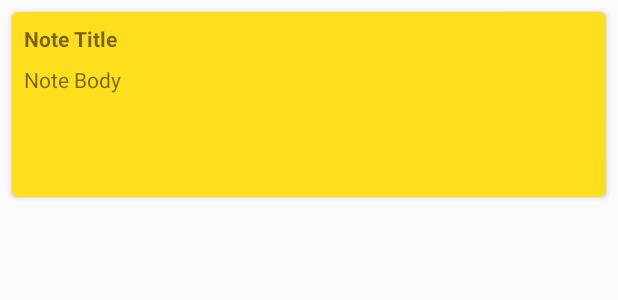
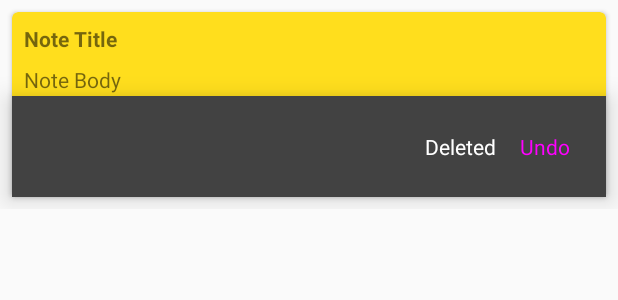
Before and after one commit to noln/node-notes, an Android app: the layout my_text_view.xml on its own in the app's theme, with its tools: preview values and no code run, on a phone screen of 412 x 824 dp. Shown: the top 300 px of the screen. Run offline under Robolectric (Android 15) with nearby library versions, the phone set to English and light mode, and no system bars.

```diff
--- a/app/build.gradle
+++ b/app/build.gradle
@@ -42,5 +42,8 @@ dependencies {
     compile 'com.android.support:cardview-v7:25.3.1'
     compile 'com.android.support:recyclerview-v7:25.3.1'
 
+    //compile 'com.hudomju:swipe-to-dismiss-undo:1.0'
+    compile 'com.github.hudomju:android-swipe-to-dismiss-undo:master'
+
     testCompile 'junit:junit:4.12'
 }
--- a/app/src/main/AndroidManifest.xml
+++ b/app/src/main/AndroidManifest.xml
@@ -8,7 +8,6 @@
     android:allowBackup="true"
     android:icon="@mipmap/ic_launcher"
     android:label="@string/app_name"
-    android:roundIcon="@mipmap/ic_launcher_round"
     android:name=".NodeNotes"
     android:supportsRtl="true"
     android:theme="@style/AppTheme">
--- a/app/src/main/java/io/jammy/nodenotes/Api.java
+++ b/app/src/main/java/io/jammy/nodenotes/Api.java
@@ -2,10 +2,12 @@ package io.jammy.nodenotes;
 
 import java.util.List;
 import retrofit2.Call;
+import retrofit2.http.DELETE;
 import retrofit2.http.Field;
 import retrofit2.http.FormUrlEncoded;
 import retrofit2.http.GET;
 import retrofit2.http.POST;
+import retrofit2.http.Path;
 
 public interface Api {
 
@@ -15,4 +17,7 @@ public interface Api {
   @FormUrlEncoded
   @POST ("notes/")
   Call<Note> createNote(@Field ("title") String title, @Field ("body") String body);
+
+  @DELETE("notes/{id}")
+  Call<String> removeNote(@Path ("id") String id);
 }
--- a/app/src/main/res/layout/my_text_view.xml
+++ b/app/src/main/res/layout/my_text_view.xml
@@ -1,9 +1,9 @@
 <?xml version="1.0" encoding="utf-8"?>
 <android.support.constraint.ConstraintLayout xmlns:android="http://schemas.android.com/apk/res/android"
   xmlns:card_view="http://schemas.android.com/apk/res-auto"
+  xmlns:tools="http://schemas.android.com/tools"
   android:layout_width="match_parent"
-  android:layout_height="wrap_content"
-  xmlns:tools="http://schemas.android.com/tools">
+  android:layout_height="wrap_content">
 
   <!-- A CardView that contains a TextView -->
   <android.support.v7.widget.CardView xmlns:card_view="http://schemas.android.com/apk/res-auto"
@@ -24,35 +24,71 @@
       android:layout_height="match_parent">
 
       <TextView
-      tools:text="Note Title"
         android:id="@+id/title"
         android:textStyle="bold"
         android:layout_width="0dp"
         android:layout_height="wrap_content"
+        android:layout_marginTop="8dp"
+        android:layout_marginStart="8dp"
+        android:layout_marginEnd="8dp"
+        card_view:layout_constraintLeft_toLeftOf="parent"
+        card_view:layout_constraintRight_toRightOf="parent"
         card_view:layout_constraintTop_toTopOf="parent"
-      android:layout_marginTop="8dp"
-      android:layout_marginEnd="8dp"
-      card_view:layout_constraintRight_toRightOf="parent"
-      android:layout_marginStart="8dp"
-      card_view:layout_constraintLeft_toLeftOf="parent" />
+        tools:text="Note Title" />
 
       <TextView
-      tools:text="Note Body"
         android:id="@+id/body"
         android:layout_width="0dp"
         android:layout_height="wrap_content"
+        android:layout_marginTop="8dp"
+        android:layout_marginBottom="8dp"
+        android:layout_marginStart="8dp"
+        android:layout_marginEnd="8dp"
         android:minHeight="80dp"
         card_view:layout_constraintBottom_toBottomOf="parent"
-      android:layout_marginTop="8dp"
+        card_view:layout_constraintLeft_toLeftOf="parent"
+        card_view:layout_constraintRight_toRightOf="parent"
         card_view:layout_constraintTop_toBottomOf="@+id/title"
-      android:layout_marginEnd="8dp"
-      android:layout_marginBottom="8dp"
-      card_view:layout_constraintRight_toRightOf="parent"
-      android:layout_marginStart="8dp"
-      card_view:layout_constraintLeft_toLeftOf="parent" />
+        tools:text="Note Body" />
 
     </android.support.constraint.ConstraintLayout>
 
   </android.support.v7.widget.CardView>
 
+  <LinearLayout
+    android:layout_width="0dp"
+    android:layout_height="wrap_content"
+    android:padding="16dp"
+    android:background="@color/cardview_dark_background"
+    android:gravity="right"
+    android:orientation="horizontal"
+    android:translationZ="10dp"
+    android:visibility="gone"
+    tools:visibility="visible"
+    card_view:layout_constraintBottom_toBottomOf="@+id/card_view"
+    card_view:layout_constraintEnd_toEndOf="@+id/card_view"
+    card_view:layout_constraintStart_toStartOf="@+id/card_view">
+
+    <TextView
+      android:id="@+id/txt_delete"
+      android:layout_width="wrap_content"
+      android:layout_height="wrap_content"
+      android:layout_margin="8dp"
+      android:clickable="false"
+      android:gravity="center_vertical"
+      android:hapticFeedbackEnabled="true"
+      android:text="Deleted"
+      android:textColor="@android:color/white" />
+
+    <TextView
+      android:id="@+id/txt_undo"
+      android:layout_width="wrap_content"
+      android:layout_height="wrap_content"
+      android:layout_margin="8dp"
+      android:clickable="false"
+      android:text="Undo"
+      android:textColor="#f0f" />
+
+  </LinearLayout>
+
 </android.support.constraint.ConstraintLayout>
--- a/build.gradle
+++ b/build.gradle
@@ -3,6 +3,7 @@
 buildscript {
     repositories {
         jcenter()
+        mavenCentral()
     }
     dependencies {
         classpath 'com.android.tools.build:gradle:2.3.2'
@@ -15,6 +16,7 @@ buildscript {
 allprojects {
     repositories {
         jcenter()
+        maven { url 'https://jitpack.io' }
     }
 }
 
```
Also changed, not shown: app/src/main/java/io/jammy/nodenotes/MainActivity.java (+70 -0 lines), app/src/main/java/io/jammy/nodenotes/NotesAdapter.java (+14 -4 lines). Lines whose indentation alone changed are shown as unchanged.
